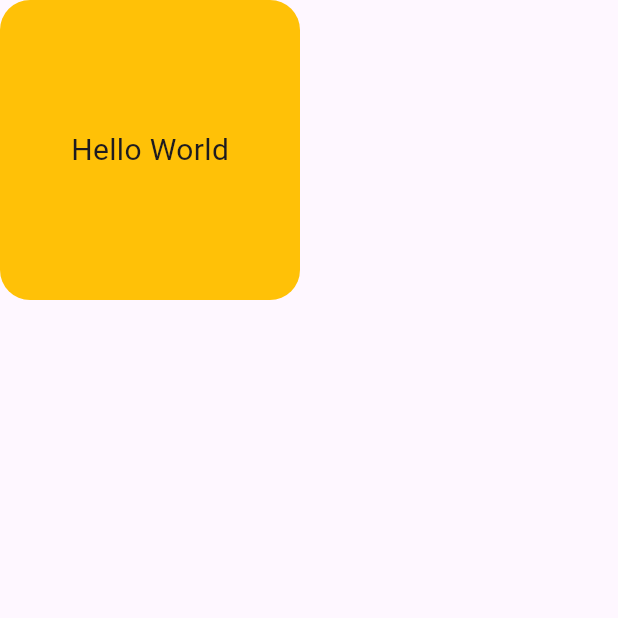
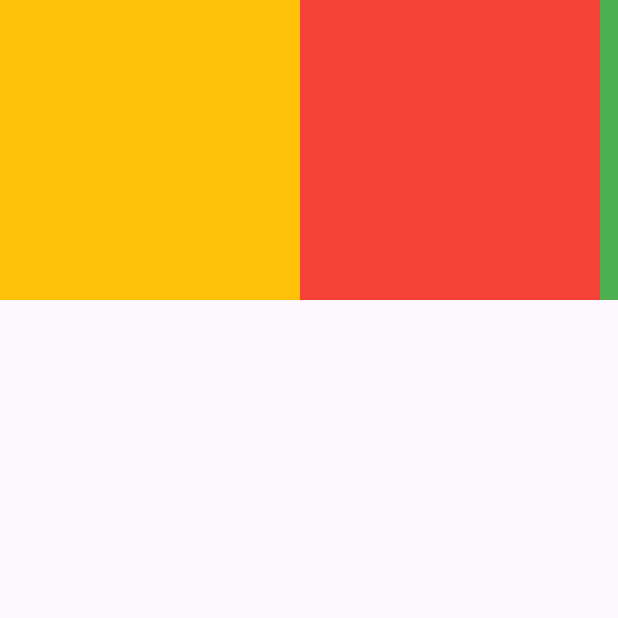
Before and after one commit to abushamacd/Flutter_App_Development, a Flutter app: the screen it shows after launch, on a phone screen of 412 x 824 dp, the top half of it. Run offline on Flutter 3.47's test engine with Material 3 defaults, Android fonts, the light colour scheme and no system bars; our stand-ins replace badges, flutter_svg.

Commit message:
single child scroll

```diff
--- a/flutter_core/lib/screens/Homepage.dart
+++ b/flutter_core/lib/screens/Homepage.dart
@@ -7,18 +7,77 @@ class Homepage extends StatelessWidget {
   Widget build(BuildContext context) {
     return SafeArea(
       child: Scaffold(
-        body: Container(
-          height: 200,
-          width: 200,
-          decoration: BoxDecoration(
-            borderRadius: BorderRadius.circular(20),
-            color: Colors.amber,
-          ),
-          child: Center(
-            child: Text(
-              "Hello World",
-              style: TextStyle(fontSize: 20),
-            ),
+        body:
+            // // container and text
+            //     Container(
+            //   height: 200,
+            //   width: 200,
+            //   decoration: BoxDecoration(
+            //     borderRadius: BorderRadius.circular(20),
+            //     color: Colors.amber,
+            //   ),
+            //   child: Center(
+            //     child: Text(
+            //       "Hello World",
+            //       style: TextStyle(fontSize: 20),
+            //     ),
+            //   ),
+            // ),
+
+            // // row and column
+            //     Column(
+            //   crossAxisAlignment: CrossAxisAlignment.start,
+            //   children: [
+            //     Text(
+            //       "Hello World",
+            //       style: TextStyle(fontSize: 20),
+            //     ),
+            //     Text(
+            //       "Welcome to earth",
+            //       style: TextStyle(fontSize: 20),
+            //     ),
+            //   ],
+            // ),
+
+            //   Row(
+            // crossAxisAlignment: CrossAxisAlignment.start,
+            // children: [
+            //   Text(
+            //     "Hello World",
+            //     style: TextStyle(fontSize: 20),
+            //   ),
+            //   Text(
+            //     "Welcome to earth",
+            //     style: TextStyle(fontSize: 20),
+            //   ),
+            // ],
+
+            // single child scroll
+            SingleChildScrollView(
+          scrollDirection: Axis.horizontal,
+          child: Row(
+            children: [
+              Container(
+                height: 200,
+                width: 200,
+                color: Colors.amber,
+              ),
+              Container(
+                height: 200,
+                width: 200,
+                color: Colors.red,
+              ),
+              Container(
+                height: 200,
+                width: 200,
+                color: Colors.green,
+              ),
+              Container(
+                height: 200,
+                width: 200,
+                color: Colors.blue,
+              ),
+            ],
           ),
         ),
       ),
```
